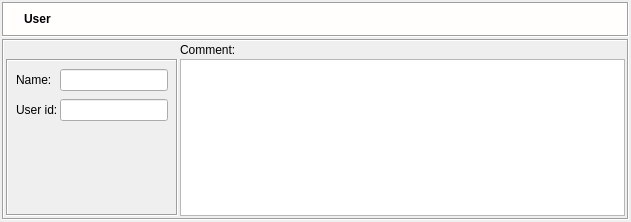
This is src/gui/userdialog_q.ui in fwbuilder/fwbuilder as Qt 5 draws it before an edit. The edited form follows.
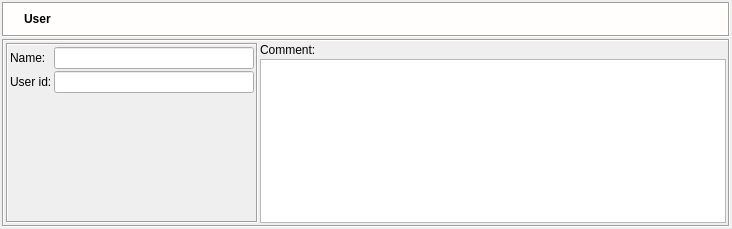
This is the edited form. Icons and pictures are not drawn.

The edit to the form file:
```diff
--- a/src/gui/userdialog_q.ui
+++ b/src/gui/userdialog_q.ui
@@ -8,8 +8,8 @@
    <rect>
     <x>0</x>
     <y>0</y>
-    <width>631</width>
-    <height>222</height>
+    <width>732</width>
+    <height>229</height>
    </rect>
   </property>
   <property name="sizePolicy" >
@@ -244,54 +244,7 @@
         <enum>QFrame::Sunken</enum>
        </property>
        <layout class="QGridLayout" >
-        <property name="leftMargin" >
-         <number>2</number>
-        </property>
-        <property name="topMargin" >
-         <number>2</number>
-        </property>
-        <property name="rightMargin" >
-         <number>2</number>
-        </property>
-        <property name="bottomMargin" >
-         <number>2</number>
-        </property>
-        <property name="horizontalSpacing" >
-         <number>2</number>
-        </property>
-        <property name="verticalSpacing" >
-         <number>2</number>
-        </property>
-        <item row="1" column="1" >
-         <widget class="QTextEdit" name="comment" >
-          <property name="sizePolicy" >
-           <sizepolicy vsizetype="Expanding" hsizetype="Expanding" >
-            <horstretch>0</horstretch>
-            <verstretch>100</verstretch>
-           </sizepolicy>
-          </property>
-          <property name="minimumSize" >
-           <size>
-            <width>200</width>
-            <height>0</height>
-           </size>
-          </property>
-          <property name="tabChangesFocus" >
-           <bool>true</bool>
-          </property>
-         </widget>
-        </item>
-        <item row="0" column="1" >
-         <widget class="QLabel" name="textLabel2" >
-          <property name="text" >
-           <string>Comment:</string>
-          </property>
-          <property name="wordWrap" >
-           <bool>false</bool>
-          </property>
-         </widget>
-        </item>
-        <item row="1" column="0" >
+        <item rowspan="2" row="0" column="0" >
          <widget class="QFrame" name="frame50" >
           <property name="frameShape" >
            <enum>QFrame::Box</enum>
@@ -300,25 +253,53 @@
            <enum>QFrame::Sunken</enum>
           </property>
           <layout class="QGridLayout" >
-           <property name="leftMargin" >
-            <number>8</number>
-           </property>
-           <property name="topMargin" >
-            <number>8</number>
-           </property>
-           <property name="rightMargin" >
-            <number>8</number>
-           </property>
-           <property name="bottomMargin" >
-            <number>8</number>
-           </property>
-           <property name="horizontalSpacing" >
-            <number>2</number>
-           </property>
-           <property name="verticalSpacing" >
-            <number>8</number>
-           </property>
-           <item row="4" column="1" >
+           <item row="0" column="0" >
+            <widget class="QLabel" name="textLabel1" >
+             <property name="text" >
+              <string>Name:</string>
+             </property>
+             <property name="wordWrap" >
+              <bool>false</bool>
+             </property>
+            </widget>
+           </item>
+           <item row="0" column="1" >
+            <widget class="QLineEdit" name="obj_name" >
+             <property name="sizePolicy" >
+              <sizepolicy vsizetype="Fixed" hsizetype="Preferred" >
+               <horstretch>0</horstretch>
+               <verstretch>0</verstretch>
+              </sizepolicy>
+             </property>
+             <property name="minimumSize" >
+              <size>
+               <width>200</width>
+               <height>0</height>
+              </size>
+             </property>
+            </widget>
+           </item>
+           <item row="1" column="0" >
+            <widget class="QLabel" name="textLabel2_2" >
+             <property name="text" >
+              <string>User id:</string>
+             </property>
+             <property name="wordWrap" >
+              <bool>false</bool>
+             </property>
+            </widget>
+           </item>
+           <item row="1" column="1" >
+            <widget class="QLineEdit" name="userid" >
+             <property name="sizePolicy" >
+              <sizepolicy vsizetype="Fixed" hsizetype="Preferred" >
+               <horstretch>0</horstretch>
+               <verstretch>0</verstretch>
+              </sizepolicy>
+             </property>
+            </widget>
+           </item>
+           <item row="2" column="1" >
             <spacer>
              <property name="orientation" >
               <enum>Qt::Vertical</enum>
@@ -334,55 +315,44 @@
              </property>
             </spacer>
            </item>
-           <item row="0" column="0" >
-            <widget class="QLabel" name="textLabel1" >
-             <property name="text" >
-              <string>Name:</string>
-             </property>
-             <property name="wordWrap" >
-              <bool>false</bool>
-             </property>
-            </widget>
-           </item>
-           <item row="2" column="1" >
-            <widget class="QLineEdit" name="userid" >
-             <property name="sizePolicy" >
-              <sizepolicy vsizetype="Fixed" hsizetype="Preferred" >
-               <horstretch>0</horstretch>
-               <verstretch>0</verstretch>
-              </sizepolicy>
-             </property>
-            </widget>
-           </item>
-           <item row="2" column="0" >
-            <widget class="QLabel" name="textLabel2_2" >
-             <property name="text" >
-              <string>User id:</string>
-             </property>
-             <property name="wordWrap" >
-              <bool>false</bool>
-             </property>
-            </widget>
-           </item>
-           <item row="0" column="1" >
-            <widget class="QLineEdit" name="obj_name" >
-             <property name="sizePolicy" >
-              <sizepolicy vsizetype="Fixed" hsizetype="Preferred" >
-               <horstretch>0</horstretch>
-               <verstretch>0</verstretch>
-              </sizepolicy>
-             </property>
-             <property name="minimumSize" >
-              <size>
-               <width>0</width>
-               <height>0</height>
-              </size>
-             </property>
-            </widget>
-           </item>
           </layout>
          </widget>
         </item>
+        <item row="0" column="1" >
+         <widget class="QLabel" name="textLabel2" >
+          <property name="sizePolicy" >
+           <sizepolicy vsizetype="Fixed" hsizetype="Preferred" >
+            <horstretch>0</horstretch>
+            <verstretch>0</verstretch>
+           </sizepolicy>
+          </property>
+          <property name="text" >
+           <string>Comment:</string>
+          </property>
+          <property name="wordWrap" >
+           <bool>false</bool>
+          </property>
+         </widget>
+        </item>
+        <item row="1" column="1" >
+         <widget class="QTextEdit" name="comment" >
+          <property name="sizePolicy" >
+           <sizepolicy vsizetype="Expanding" hsizetype="Expanding" >
+            <horstretch>0</horstretch>
+            <verstretch>100</verstretch>
+           </sizepolicy>
+          </property>
+          <property name="minimumSize" >
+           <size>
+            <width>200</width>
+            <height>0</height>
+           </size>
+          </property>
+          <property name="tabChangesFocus" >
+           <bool>true</bool>
+          </property>
+         </widget>
+        </item>
        </layout>
       </widget>
      </item>
```
